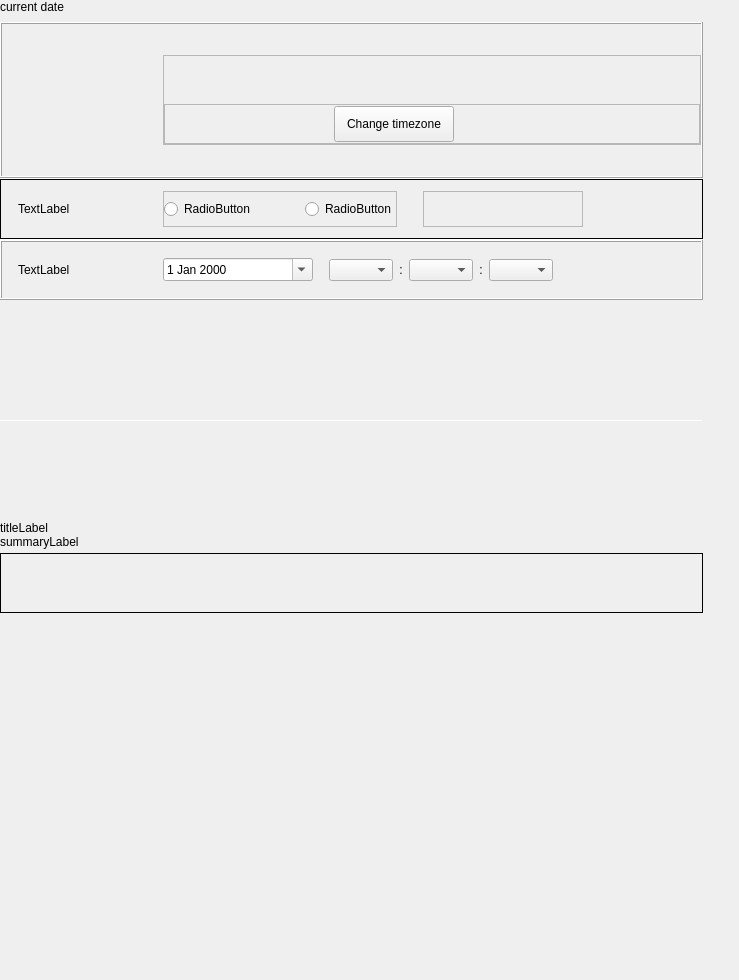
The window that plugins/time-language/datetime/datetime.ui (ukui/ukui-control-center) describes before a commit, drawn with Qt 5.
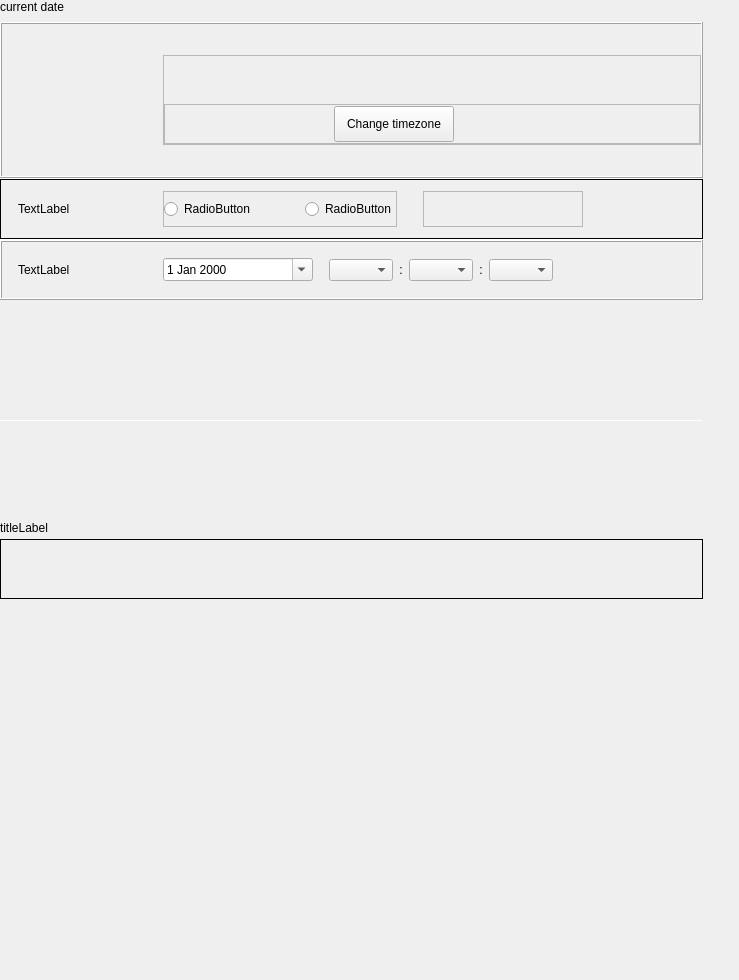
The same window after the commit. Custom widgets are drawn as their Qt base class.

Diff of the .ui file:
```diff
--- a/plugins/time-language/datetime/datetime.ui
+++ b/plugins/time-language/datetime/datetime.ui
@@ -929,13 +929,6 @@
             </property>
            </widget>
           </item>
-          <item>
-           <widget class="QLabel" name="summaryLabel">
-            <property name="text">
-             <string>summaryLabel</string>
-            </property>
-           </widget>
-          </item>
          </layout>
         </item>
        </layout>
```
